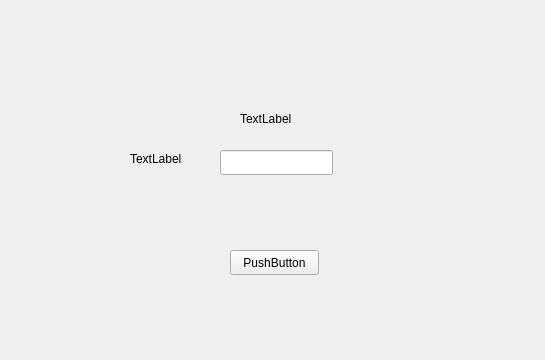
Old version of the form sesion_qt_2/MyForm.ui in the repository eligum/FIB-IDI-Lab.
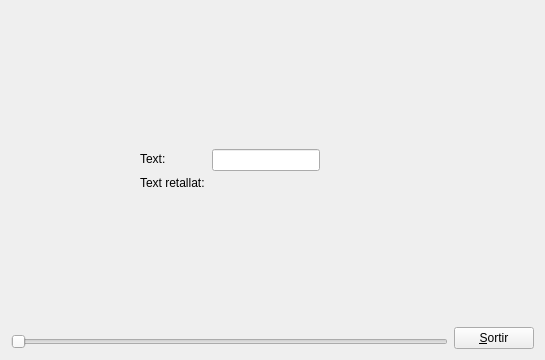
New version of the form. Custom widgets are drawn as their Qt base class.

```diff
--- a/sesion_qt_2/MyForm.ui
+++ b/sesion_qt_2/MyForm.ui
@@ -13,55 +13,158 @@
   <property name="windowTitle">
    <string>Form</string>
   </property>
-  <widget class="QPushButton" name="pushButton">
-   <property name="geometry">
-    <rect>
-     <x>230</x>
-     <y>250</y>
-     <width>89</width>
-     <height>25</height>
-    </rect>
-   </property>
-   <property name="text">
-    <string>PushButton</string>
-   </property>
-  </widget>
-  <widget class="MyLineEdit" name="lineEdit">
-   <property name="geometry">
-    <rect>
-     <x>220</x>
-     <y>150</y>
-     <width>113</width>
-     <height>25</height>
-    </rect>
-   </property>
-  </widget>
-  <widget class="QLabel" name="label">
-   <property name="geometry">
-    <rect>
-     <x>240</x>
-     <y>110</y>
-     <width>67</width>
-     <height>17</height>
-    </rect>
-   </property>
-   <property name="text">
-    <string>TextLabel</string>
-   </property>
-  </widget>
-  <widget class="QLabel" name="label_2">
-   <property name="geometry">
-    <rect>
-     <x>130</x>
-     <y>150</y>
-     <width>67</width>
-     <height>17</height>
-    </rect>
-   </property>
-   <property name="text">
-    <string>TextLabel</string>
-   </property>
-  </widget>
+  <layout class="QHBoxLayout" name="horizontalLayout_4">
+   <item>
+    <layout class="QVBoxLayout" name="verticalLayout_4">
+     <item>
+      <spacer name="verticalSpacer_3">
+       <property name="orientation">
+        <enum>Qt::Vertical</enum>
+       </property>
+       <property name="sizeHint" stdset="0">
+        <size>
+         <width>20</width>
+         <height>40</height>
+        </size>
+       </property>
+      </spacer>
+     </item>
+     <item>
+      <layout class="QHBoxLayout" name="horizontalLayout_3">
+       <item>
+        <spacer name="horizontalSpacer_2">
+         <property name="orientation">
+          <enum>Qt::Horizontal</enum>
+         </property>
+         <property name="sizeHint" stdset="0">
+          <size>
+           <width>40</width>
+           <height>20</height>
+          </size>
+         </property>
+        </spacer>
+       </item>
+       <item>
+        <layout class="QHBoxLayout" name="horizontalLayout_2">
+         <item>
+          <layout class="QVBoxLayout" name="verticalLayout_3">
+           <item>
+            <layout class="QHBoxLayout" name="horizontalLayout">
+             <item>
+              <widget class="QLabel" name="label_2">
+               <property name="text">
+                <string>Text:</string>
+               </property>
+              </widget>
+             </item>
+             <item>
+              <spacer name="horizontalSpacer">
+               <property name="orientation">
+                <enum>Qt::Horizontal</enum>
+               </property>
+               <property name="sizeHint" stdset="0">
+                <size>
+                 <width>40</width>
+                 <height>20</height>
+                </size>
+               </property>
+              </spacer>
+             </item>
+            </layout>
+           </item>
+           <item>
+            <widget class="QLabel" name="label">
+             <property name="text">
+              <string>Text retallat:</string>
+             </property>
+            </widget>
+           </item>
+          </layout>
+         </item>
+         <item>
+          <layout class="QVBoxLayout" name="verticalLayout_2">
+           <item>
+            <widget class="MyLineEdit" name="lineEdit"/>
+           </item>
+           <item>
+            <widget class="QLabel" name="label_3">
+             <property name="sizePolicy">
+              <sizepolicy hsizetype="Expanding" vsizetype="Preferred">
+               <horstretch>0</horstretch>
+               <verstretch>0</verstretch>
+              </sizepolicy>
+             </property>
+             <property name="text">
+              <string/>
+             </property>
+            </widget>
+           </item>
+          </layout>
+         </item>
+        </layout>
+       </item>
+       <item>
+        <spacer name="horizontalSpacer_3">
+         <property name="orientation">
+          <enum>Qt::Horizontal</enum>
+         </property>
+         <property name="sizeHint" stdset="0">
+          <size>
+           <width>40</width>
+           <height>20</height>
+          </size>
+         </property>
+        </spacer>
+       </item>
+      </layout>
+     </item>
+     <item>
+      <spacer name="verticalSpacer_2">
+       <property name="orientation">
+        <enum>Qt::Vertical</enum>
+       </property>
+       <property name="sizeHint" stdset="0">
+        <size>
+         <width>20</width>
+         <height>40</height>
+        </size>
+       </property>
+      </spacer>
+     </item>
+     <item>
+      <widget class="QSlider" name="horizontalSlider">
+       <property name="orientation">
+        <enum>Qt::Horizontal</enum>
+       </property>
+      </widget>
+     </item>
+    </layout>
+   </item>
+   <item>
+    <layout class="QVBoxLayout" name="verticalLayout">
+     <item>
+      <spacer name="verticalSpacer">
+       <property name="orientation">
+        <enum>Qt::Vertical</enum>
+       </property>
+       <property name="sizeHint" stdset="0">
+        <size>
+         <width>20</width>
+         <height>40</height>
+        </size>
+       </property>
+      </spacer>
+     </item>
+     <item>
+      <widget class="QPushButton" name="pushButton">
+       <property name="text">
+        <string>&amp;Sortir</string>
+       </property>
+      </widget>
+     </item>
+    </layout>
+   </item>
+  </layout>
  </widget>
  <customwidgets>
   <customwidget>
```
Left out of the diff: 26 changed lines with no effect on the pictures.
